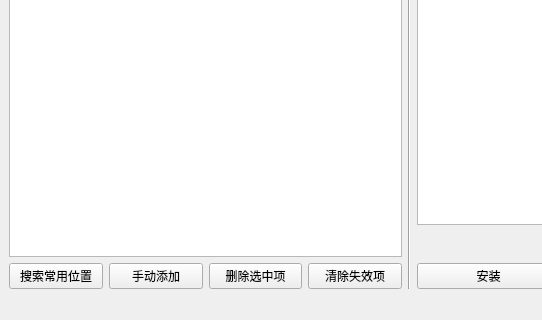
The window that interface/PackageManager.ui (hrpzcf/AwesomePyKit) describes before a commit, drawn with Qt 5; both pictures show x 0 to 542 and y 374 to 694 of the 1016 by 694 pixel window.
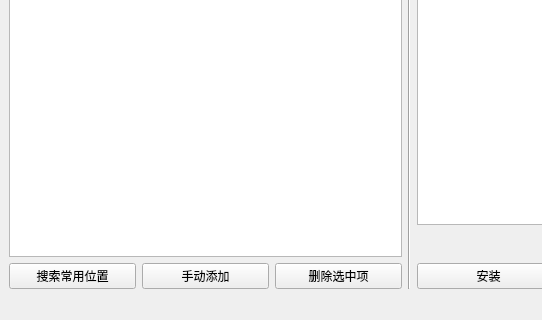
The same window after the commit.

Commit message: refactor: 删除"清除失效项"按钮，现在失效的路径会被自动清除

Diff of the .ui file:
```diff
--- a/interface/PackageManager.ui
+++ b/interface/PackageManager.ui
@@ -70,16 +70,6 @@
             </property>
            </widget>
           </item>
-          <item>
-           <widget class="QPushButton" name="btn_clearexpired">
-            <property name="toolTip">
-             <string>清除AwesomePyKit的配置文件中储存的失效的Python目录路径。注意，失效路径并不会显示在上面的Python环境列表中。</string>
-            </property>
-            <property name="text">
-             <string>清除失效项</string>
-            </property>
-           </widget>
-          </item>
          </layout>
         </item>
        </layout>
```
The commit also changes 2 other files.
